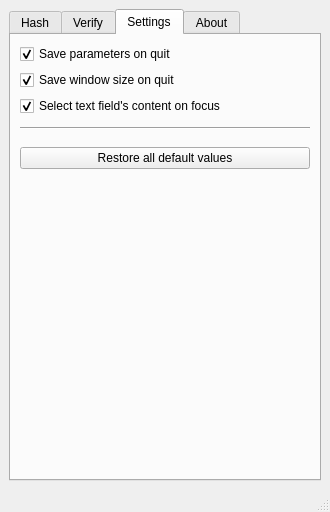
Qt form src/mainwindow.ui (GlitchedPolygons/Argon2GUI) before a commit.
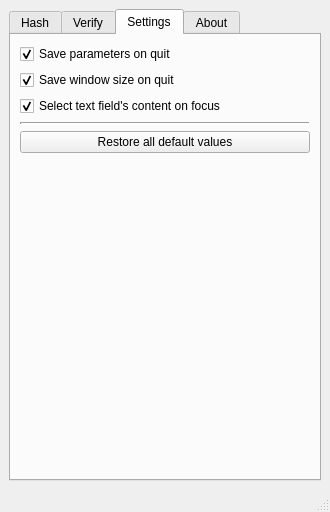
The same form after that commit. The open tabs and pages were chosen to show the change.

Commit message: Added more information inside the "About" tab page.

Patch:
```diff
--- a/src/mainwindow.ui
+++ b/src/mainwindow.ui
@@ -23,8 +23,14 @@
    <layout class="QVBoxLayout" name="verticalLayout_2">
     <item>
      <widget class="QTabWidget" name="tabWidget">
+      <property name="tabShape">
+       <enum>QTabWidget::Rounded</enum>
+      </property>
       <property name="currentIndex">
-       <number>0</number>
+       <number>3</number>
+      </property>
+      <property name="elideMode">
+       <enum>Qt::ElideNone</enum>
       </property>
       <widget class="QWidget" name="hashTab">
        <attribute name="title">
@@ -420,39 +426,16 @@
           </property>
          </widget>
         </item>
-        <item>
-         <spacer name="restoreDefaultSettingsSpacer1">
-          <property name="orientation">
-           <enum>Qt::Vertical</enum>
-          </property>
-          <property name="sizeHint" stdset="0">
-           <size>
-            <width>20</width>
-            <height>20</height>
-           </size>
-          </property>
-         </spacer>
-        </item>
         <item>
          <widget class="Line" name="restoreDefaultSettingsHorizontalSeparatorLine">
+          <property name="lineWidth">
+           <number>2</number>
+          </property>
           <property name="orientation">
            <enum>Qt::Horizontal</enum>
           </property>
          </widget>
         </item>
-        <item>
-         <spacer name="restoreDefaultSettingsSpacer2">
-          <property name="orientation">
-           <enum>Qt::Vertical</enum>
-          </property>
-          <property name="sizeHint" stdset="0">
-           <size>
-            <width>20</width>
-            <height>25</height>
-           </size>
-          </property>
-         </spacer>
-        </item>
         <item>
          <widget class="QPushButton" name="factoryResetPushButton">
           <property name="text">
```
Left out of the diff: 33 changed lines with no effect on the pictures. The commit also changes 2 other files.
